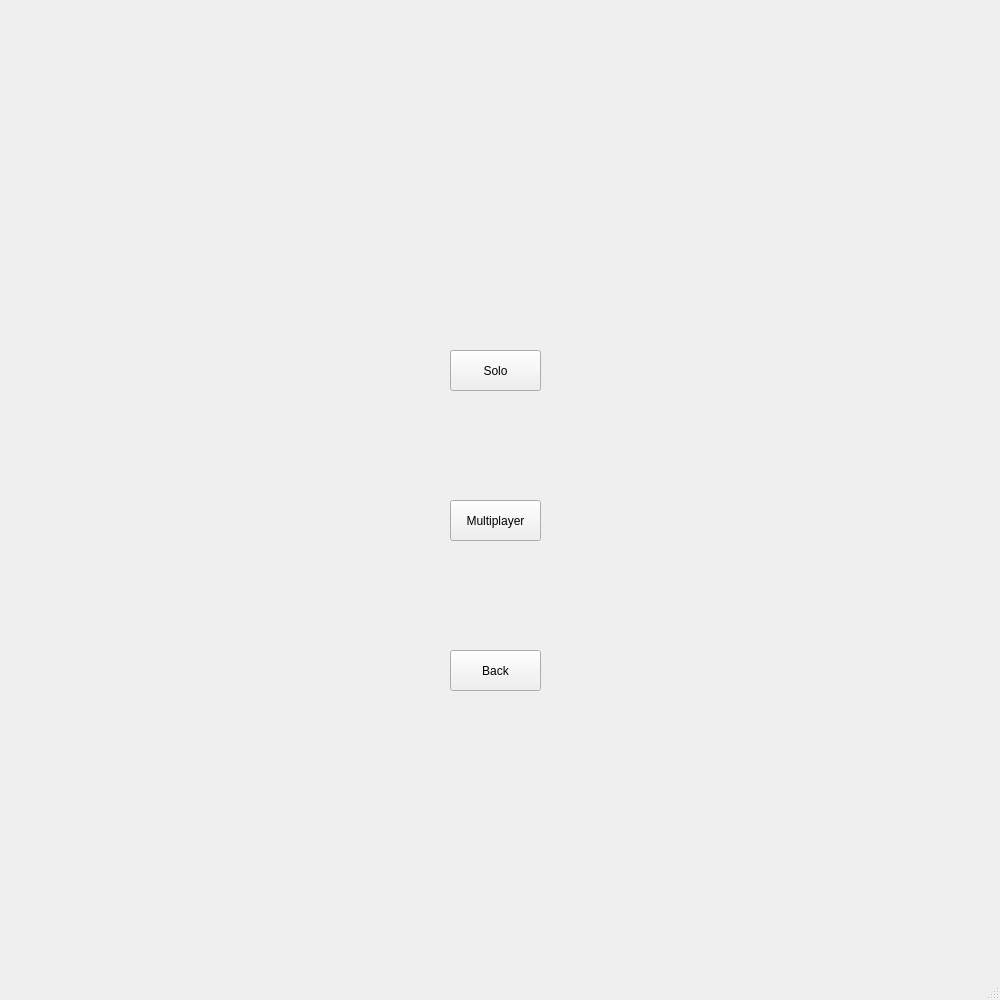
The window that RoboArena2/MenuAssets/PlayMenu.ui (Mesaying/Roboarena2023Team3) describes before a commit, drawn with Qt 5.
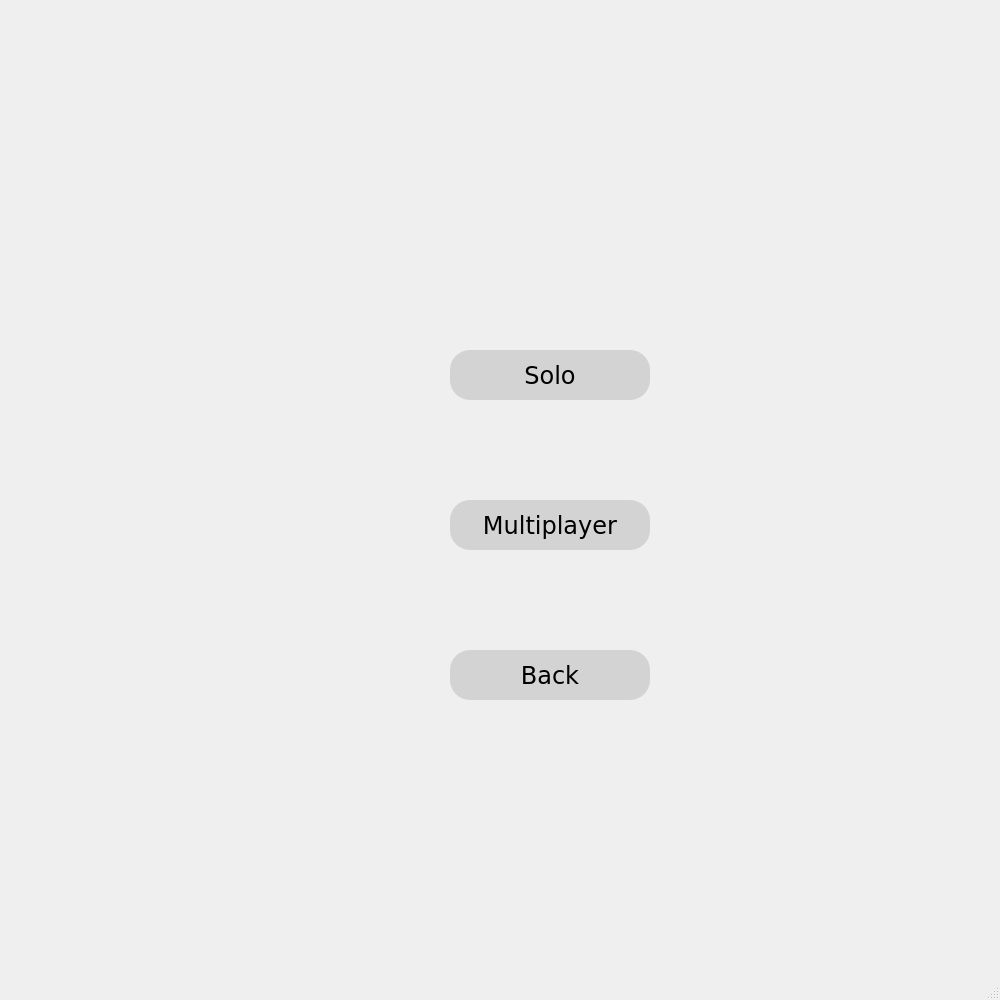
The same window after the commit.

```diff
--- a/RoboArena2/MenuAssets/PlayMenu.ui
+++ b/RoboArena2/MenuAssets/PlayMenu.ui
@@ -19,10 +19,27 @@
      <rect>
       <x>450</x>
       <y>350</y>
-      <width>91</width>
-      <height>41</height>
+      <width>200</width>
+      <height>50</height>
      </rect>
     </property>
+    <property name="styleSheet">
+     <string notr="true">QPushButton {
+        background-color: lightgray;
+        font-family: Verdana;
+        font-size: 24px;
+        border-radius: 20px;
+        min-width: 200px; /* Set the minimum width */
+        min-height: 50px; /* Set the minimum height */
+		position: absolute;
+   		 left: 100px;
+   		 top: 200px;
+    }
+
+    QPushButton:hover {
+        background-color: rgb(203, 255, 255);
+}</string>
+    </property>
     <property name="text">
      <string>Solo</string>
     </property>
@@ -32,10 +49,27 @@
      <rect>
       <x>450</x>
       <y>500</y>
-      <width>91</width>
-      <height>41</height>
+      <width>200</width>
+      <height>50</height>
      </rect>
     </property>
+    <property name="styleSheet">
+     <string notr="true">QPushButton {
+        background-color: lightgray;
+        font-family: Verdana;
+        font-size: 24px;
+        border-radius: 20px;
+        min-width: 200px; /* Set the minimum width */
+        min-height: 50px; /* Set the minimum height */
+		position: absolute;
+   		 left: 100px;
+   		 top: 200px;
+    }
+
+    QPushButton:hover {
+        background-color: rgb(203, 255, 255);
+}</string>
+    </property>
     <property name="text">
      <string>Multiplayer</string>
     </property>
@@ -45,10 +79,27 @@
      <rect>
       <x>450</x>
       <y>650</y>
-      <width>91</width>
-      <height>41</height>
+      <width>200</width>
+      <height>50</height>
      </rect>
     </property>
+    <property name="styleSheet">
+     <string notr="true">QPushButton {
+        background-color: lightgray;
+        font-family: Verdana;
+        font-size: 24px;
+        border-radius: 20px;
+        min-width: 200px; /* Set the minimum width */
+        min-height: 50px; /* Set the minimum height */
+		position: absolute;
+   		 left: 100px;
+   		 top: 200px;
+    }
+
+    QPushButton:hover {
+        background-color: rgb(203, 255, 255);
+}</string>
+    </property>
     <property name="text">
      <string>Back</string>
     </property>
```
